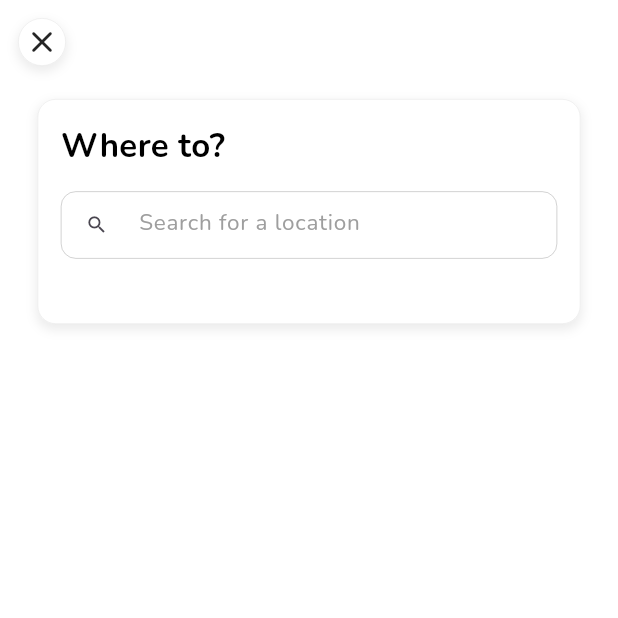
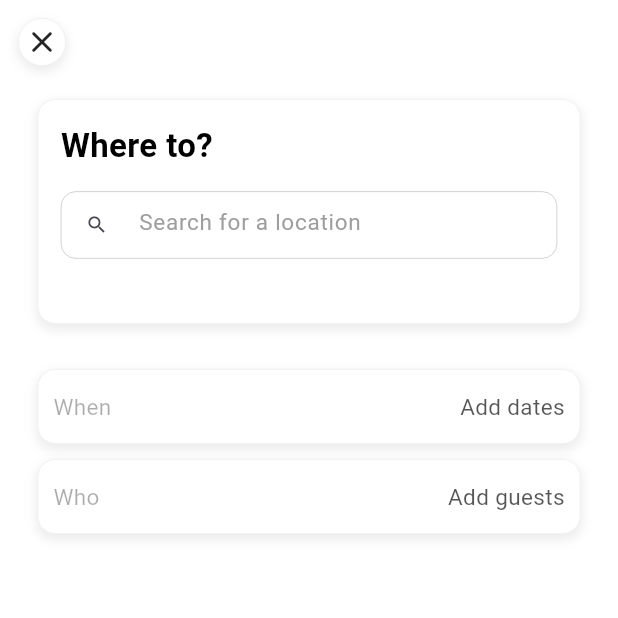
Before and after one commit to neo-0007/BareBnB, a Flutter app: the SearchPage screen opened directly, on a phone screen of 412 x 824 dp, the top half of it. Run offline on Flutter 3.47's test engine with Material 3 defaults, Android fonts, the phone set to English and light mode, and no system bars; our stand-ins replace flutter_svg, google_fonts; network calls fail.

Commit message:
feat: create search page ui

```diff
--- a/app/lib/features/explore/view/pages/search_page.dart
+++ b/app/lib/features/explore/view/pages/search_page.dart
@@ -66,7 +66,7 @@ class _SearchPageState extends State<SearchPage> {
                     padding: const EdgeInsets.fromLTRB(15,15,15,15),
                     child: Text(
                       'Where to?',
-                      style: GoogleFonts.nunito(
+                      style: GoogleFonts.roboto(
                         fontWeight: FontWeight.bold,
                         color: Colors.black,
                         fontSize: 22
@@ -81,7 +81,7 @@ class _SearchPageState extends State<SearchPage> {
                       child: TextFormField(
                         decoration: InputDecoration(
                           hintText: 'Search for a location',
-                          hintStyle: GoogleFonts.nunito(
+                          hintStyle: GoogleFonts.roboto(
                             color: Colors.grey,
                             fontSize: 15
                           ),
@@ -105,7 +105,100 @@ class _SearchPageState extends State<SearchPage> {
                 ],
               ),
             ),
-          )
+          ),
+          SizedBox(height: 20),
+          // "When" Box
+          Padding(
+            padding: const EdgeInsets.symmetric(horizontal: 25),
+            child: Container(
+              height: 50, // Reduced height
+              width: double.infinity,
+              decoration: BoxDecoration(
+                color: Colors.white,
+                border: Border.all(color: Colors.grey.withAlpha(50), width: 0.5),
+                boxShadow: [
+                  BoxShadow(
+                    color: Colors.grey.withAlpha(50),
+                    spreadRadius: 1,
+                    blurRadius: 5,
+                    offset: Offset(0, 3), // changes position of shadow
+                  ),
+                ],
+                borderRadius: BorderRadius.circular(12),
+              ),
+              child: Padding(
+                padding: const EdgeInsets.all(10.0),
+                child: Row(
+                  mainAxisAlignment: MainAxisAlignment.spaceBetween,
+                  children: [
+                    Text(
+                    'When',
+                    style: GoogleFonts.roboto(
+                      fontWeight: FontWeight.w400,
+                      color: const Color.fromARGB(83, 0, 0, 0),
+                      fontSize: 15,
+                    ),
+                  ),
+                  Text(
+                    'Add dates',
+                    style: GoogleFonts.roboto(
+                      fontWeight: FontWeight.w400,
+                      color: const Color.fromARGB(170, 0, 0, 0),
+                      fontSize: 15,
+                    ),
+                  ),
+                  ]
+                ),
+              ),
+            ),
+          ),
+          SizedBox(height: 10),
+
+          // "Who" Box
+          Padding(
+            padding: const EdgeInsets.symmetric(horizontal: 25),
+            child: Container(
+              height: 50, // Reduced height
+              width: double.infinity,
+              decoration: BoxDecoration(
+                color: Colors.white,
+                border: Border.all(color: Colors.grey.withAlpha(50), width: 0.5),
+                boxShadow: [
+                  BoxShadow(
+                    color: Colors.grey.withAlpha(50),
+                    spreadRadius: 1,
+                    blurRadius: 5,
+                    offset: Offset(0, 3), // changes position of shadow
+                  ),
+                ],
+                borderRadius: BorderRadius.circular(12),
+              ),
+              child: Padding(
+                padding: const EdgeInsets.all(10.0),
+                child: Row(
+                  mainAxisAlignment: MainAxisAlignment.spaceBetween,
+                  children: [
+                    Text(
+                    'Who',
+                    style: GoogleFonts.roboto(
+                      fontWeight: FontWeight.w400,
+                      color: const Color.fromARGB(83, 0, 0, 0),
+                      fontSize: 15,
+                    ),
+                  ),
+                  Text(
+                    'Add guests',
+                    style: GoogleFonts.roboto(
+                      fontWeight: FontWeight.w400,
+                      color: const Color.fromARGB(170, 0, 0, 0),
+                      fontSize: 15,
+                    ),
+                  ),
+                  ]
+                ),
+              ),
+            ),
+          ),
         ],
       ),
     );
```
